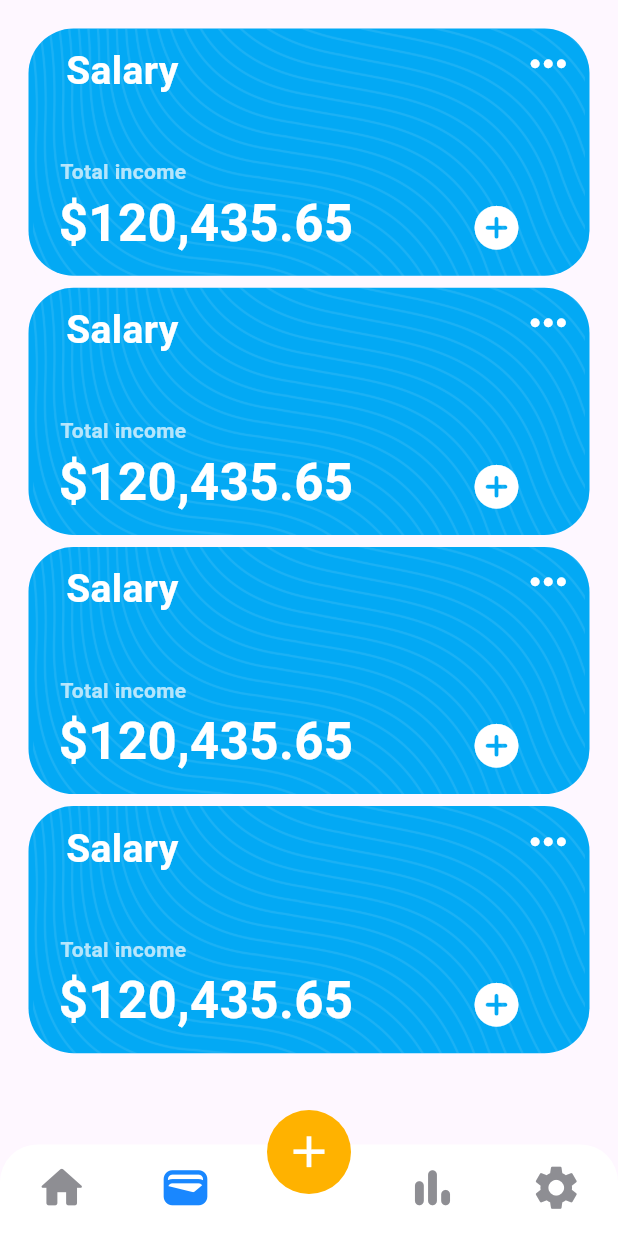
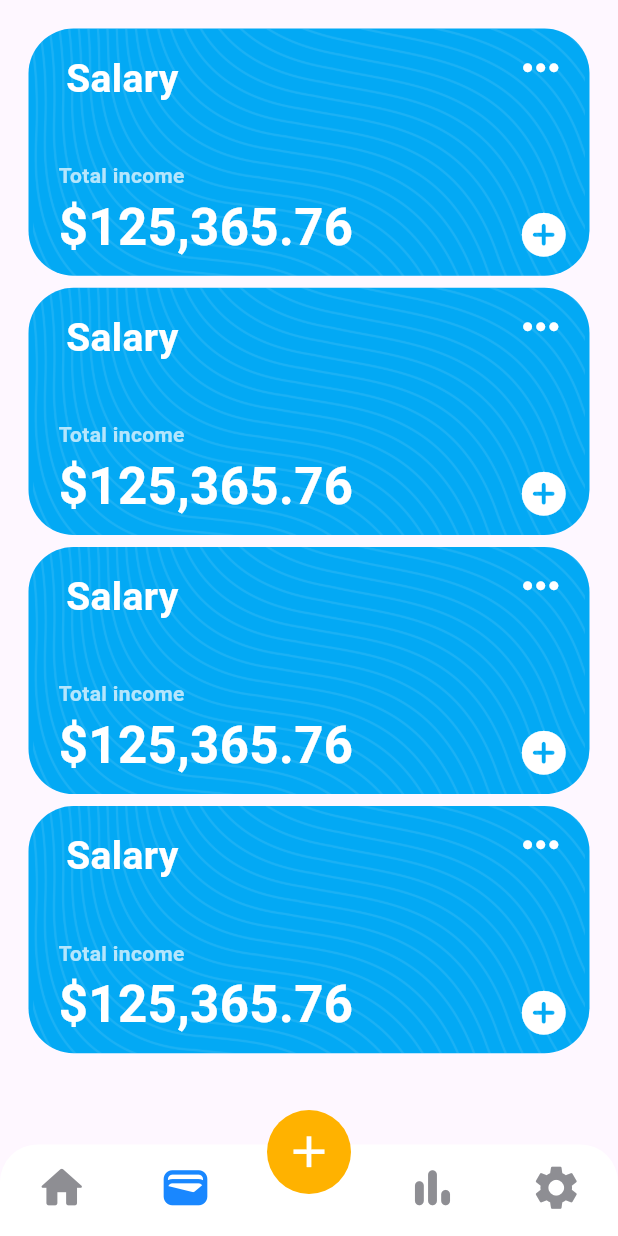
Before and after one commit to DusanCojic/PocketPal, a Flutter app: the screen it shows after launch, item 2 of the bottom bar chosen, on a phone screen of 412 x 824 dp. Run offline on Flutter 3.47's test engine with Material 3 defaults, Android fonts, the phone set to English and light mode, and no system bars; drawn by our look-alikes of persistent_bottom_nav_bar; our stand-ins replace flutter_colorpicker, flutter_slidable, hive, hive_flutter; missing offline and left inert: flutter_iconpicker; accounts and stored records are empty; generated files the repository leaves out were written again.

Commit message:
feat: account card alignment fix

```diff
--- a/lib/widgets/account_card.dart
+++ b/lib/widgets/account_card.dart
@@ -36,7 +36,7 @@ class _AccountCardState extends State<AccountCard> {
                 mainAxisAlignment: MainAxisAlignment.spaceBetween,
                 children: [
                   const Padding(
-                    padding: EdgeInsets.only(left: 25.0, top: 10.0),
+                    padding: EdgeInsets.only(left: 25.0, top: 15.0),
                     child: Text(
                       "Salary",
                       style: TextStyle(
@@ -47,7 +47,7 @@ class _AccountCardState extends State<AccountCard> {
                     ),
                   ),
                   Padding(
-                    padding: const EdgeInsets.only(right: 10.0),
+                    padding: const EdgeInsets.only(right: 15.0),
                     child: PopupMenuTheme(
                       data: const PopupMenuThemeData(
                         surfaceTintColor: Colors.white,
@@ -111,13 +111,15 @@ class _AccountCardState extends State<AccountCard> {
                 ],
               ),
               Row(
-                mainAxisAlignment: MainAxisAlignment.start,
+                mainAxisAlignment: MainAxisAlignment.spaceBetween,
                 children: [
-                  const Column(
-                    children: [
-                      Padding(
-                        padding: EdgeInsets.only(right: 90.0, top: 35.0),
-                        child: Text(
+                  const Padding(
+                    padding: EdgeInsets.only(left: 20.0),
+                    child: Column(
+                      crossAxisAlignment: CrossAxisAlignment.start,
+                      children: [
+                        SizedBox(height: 30),
+                        Text(
                           "Total income",
                           style: TextStyle(
                             fontSize: 14.0,
@@ -125,22 +127,19 @@ class _AccountCardState extends State<AccountCard> {
                             color: Colors.white70,
                           ),
                         ),
-                      ),
-                      Padding(
-                        padding: EdgeInsets.only(left: 20.0),
-                        child: Text(
-                          "\$120,435.65",
+                        Text(
+                          "\$125,365.76",
                           style: TextStyle(
                             fontSize: 34,
                             color: Colors.white,
                             fontWeight: FontWeight.bold,
                           ),
                         ),
-                      ),
-                    ],
+                      ],
+                    ),
                   ),
                   Padding(
-                    padding: const EdgeInsets.only(left: 70.0, top: 60.0),
+                    padding: const EdgeInsets.only(right: 5.0, top: 60.0),
                     child: IconButton(
                       onPressed: () {
                         showModalBottomSheet(
```
